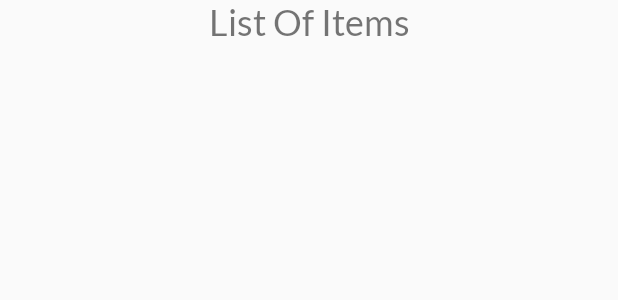
After one commit to vegenative/Resident_Alert, an Android app: the layout activity_workers_alert_panel.xml on its own in the app's theme, with its tools: preview values and no code run, on a phone screen of 412 x 824 dp. The commit adds this screen. Shown: the top 300 px of the screen. Run offline under Robolectric (Android 15) with nearby library versions, the phone set to English and light mode, and no system bars.

```diff
--- a/app/build.gradle
+++ b/app/build.gradle
@@ -33,6 +33,7 @@ dependencies {
     implementation 'com.google.firebase:firebase-auth:19.4.0'
     implementation 'com.google.firebase:firebase-firestore:21.7.0'
     implementation 'com.google.firebase:firebase-database:19.5.0'
+    implementation 'com.firebaseui:firebase-ui-database:4.3.2'
     testImplementation 'junit:junit:4.12'
     androidTestImplementation 'androidx.test.ext:junit:1.1.2'
     androidTestImplementation 'androidx.test.espresso:espresso-core:3.3.0'
--- a/app/src/main/AndroidManifest.xml
+++ b/app/src/main/AndroidManifest.xml
@@ -12,7 +12,8 @@
         android:roundIcon="@drawable/icon"
         android:supportsRtl="true"
         android:theme="@style/AppTheme">
-        <activity android:name=".activities.HistoryActivity"></activity>
+        <activity android:name=".activities.WorkersAlertPanelActivity"></activity>
+        <activity android:name=".activities.HistoryActivity" />
         <activity android:name=".activities.LoginActivity" />
         <activity android:name=".activities.ResetPasswordActivity" />
         <activity android:name=".activities.SmsVerificationActivity" />
--- a/app/src/main/java/com/example/resident_alert/activities/SmsVerificationActivity.java
+++ b/app/src/main/java/com/example/resident_alert/activities/SmsVerificationActivity.java
@@ -187,6 +187,7 @@ public class SmsVerificationActivity extends AppCompatActivity {
                 new UserHelperClass(email,name,surname,fullPhone,street,block,city,flatLetter,flat);
 
 
+
         reference.child(fullPhone).setValue(addNewUser);
     }
 
--- /dev/null
+++ b/app/src/main/res/layout/activity_workers_alert_panel.xml
@@ -0,0 +1,45 @@
+<?xml version="1.0" encoding="utf-8"?>
+<androidx.constraintlayout.widget.ConstraintLayout xmlns:android="http://schemas.android.com/apk/res/android"
+    xmlns:app="http://schemas.android.com/apk/res-auto"
+    xmlns:tools="http://schemas.android.com/tools"
+    android:layout_width="match_parent"
+    android:layout_height="match_parent"
+    tools:context=".activities.WorkersAlertPanelActivity">
+
+    <LinearLayout
+        android:layout_width="match_parent"
+        android:layout_height="match_parent"
+        android:orientation="vertical"
+        app:layout_constraintTop_toTopOf="parent">
+
+        <TextView
+            android:id="@+id/number_ticket"
+            android:layout_width="match_parent"
+            android:layout_height="wrap_content"
+            android:text="List Of Items"
+            android:textAlignment="center"
+            android:textSize="24sp">
+
+        </TextView>
+
+        <androidx.recyclerview.widget.RecyclerView
+            android:id="@+id/ticketData_rv"
+            android:layout_width="match_parent"
+            android:layout_height="wrap_content"
+            app:layout_constraintBottom_toBottomOf="parent"
+            app:layout_constraintEnd_toEndOf="parent"
+            app:layout_constraintStart_toStartOf="parent"
+            app:layout_constraintTop_toTopOf="parent" />
+
+        <ListView
+            android:id="@+id/listView"
+            android:layout_width="match_parent"
+            android:layout_height="match_parent">
+
+        </ListView>
+
+    </LinearLayout>
+
+
+
+</androidx.constraintlayout.widget.ConstraintLayout>
```
Also changed, not shown: app/src/main/java/com/example/resident_alert/UserHelperClass.java (+29 -1 lines), app/src/main/java/com/example/resident_alert/activities/MenuActivity.java (+7 -3 lines), app/src/main/java/com/example/resident_alert/activities/WorkersAlertPanelActivity.java (added, +137 -0 lines), app/src/main/java/com/example/resident_alert/adapters/TicketDataAdapter.java (added, +81 -0 lines), app/src/main/res/layout/single_ticket.xml (added, +100 -0 lines).
